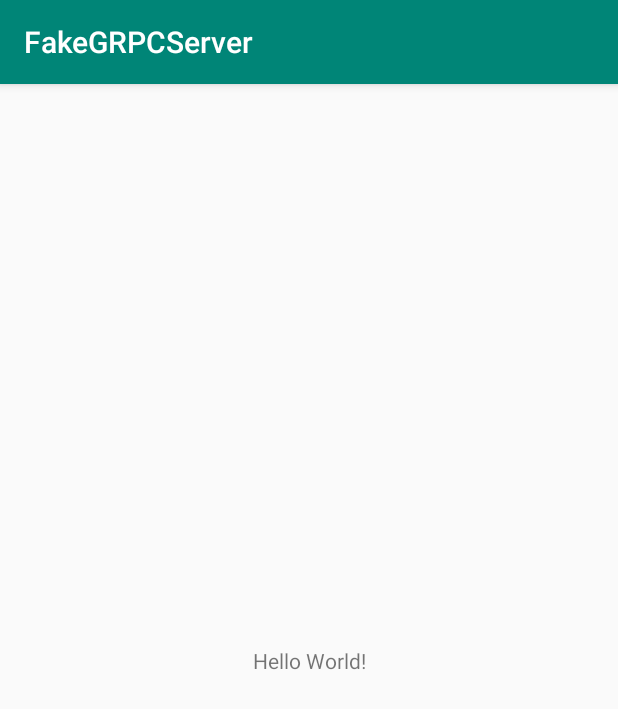
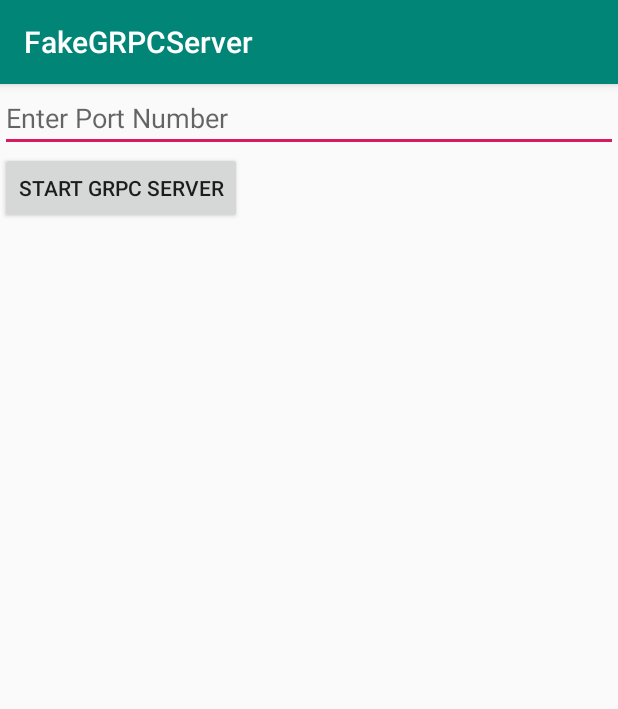
Before and after one commit to YoungwooJung/FakeGRPCServer, an Android app: the screen it shows after launch (MainActivity), on a phone screen of 412 x 824 dp. Shown: the top 709 px of the screen. Run offline under Robolectric (Android 15) with nearby library versions, the phone set to English and light mode, and no system bars.

```diff
--- a/app/build.gradle
+++ b/app/build.gradle
@@ -16,6 +16,11 @@ android {
             minifyEnabled false
             proguardFiles getDefaultProguardFile('proguard-android-optimize.txt'), 'proguard-rules.pro'
         }
+    }
+
+    packagingOptions {
+        exclude 'META-INF/INDEX.LIST'
+        exclude 'META-INF/io.netty.versions.properties'
     }
 }
 
@@ -48,5 +53,6 @@ dependencies {
     implementation 'io.grpc:grpc-okhttp:1.20.0' // CURRENT_GRPC_VERSION
     implementation 'io.grpc:grpc-protobuf-lite:1.20.0' // CURRENT_GRPC_VERSION
     implementation 'io.grpc:grpc-stub:1.20.0' // CURRENT_GRPC_VERSION
+    implementation 'io.grpc:grpc-netty:1.20.0'
     implementation 'javax.annotation:javax.annotation-api:1.2'
 }
--- a/app/src/main/java/com/tomjung/fakegrpcserver/MainActivity.java
+++ b/app/src/main/java/com/tomjung/fakegrpcserver/MainActivity.java
@@ -1,13 +1,33 @@
 package com.tomjung.fakegrpcserver;
 
+import android.content.Intent;
+import android.os.Bundle;
 import android.support.v7.app.AppCompatActivity;
-import android.os.Bundle;
+import android.view.View;
+import android.widget.Button;
+import android.widget.EditText;
 
 public class MainActivity extends AppCompatActivity {
 
+    private EditText portEdit;
     @Override
     protected void onCreate(Bundle savedInstanceState) {
         super.onCreate(savedInstanceState);
         setContentView(R.layout.activity_main);
+
+        portEdit = findViewById(R.id.port_edit_text);
+        Button startgRPCServerBtn = findViewById(R.id.start_service);
+        startgRPCServerBtn.setOnClickListener(new View.OnClickListener() {
+            @Override
+            public void onClick(View v) {
+                Intent gRPCService = new Intent(getApplicationContext(), ServerService.class);
+                stopService(gRPCService);
+
+                gRPCService.putExtra("port", Integer.parseInt(portEdit.getText().toString()));
+                startService(gRPCService);
+
+                finish();
+            }
+        });
     }
 }
--- a/app/src/main/res/layout/activity_main.xml
+++ b/app/src/main/res/layout/activity_main.xml
@@ -6,13 +6,26 @@
     android:layout_height="match_parent"
     tools:context=".MainActivity">
 
-    <TextView
-        android:layout_width="wrap_content"
-        android:layout_height="wrap_content"
-        android:text="Hello World!"
-        app:layout_constraintBottom_toBottomOf="parent"
-        app:layout_constraintLeft_toLeftOf="parent"
-        app:layout_constraintRight_toRightOf="parent"
-        app:layout_constraintTop_toTopOf="parent" />
+    <LinearLayout
+        android:layout_width="match_parent"
+        android:layout_height="match_parent"
+        android:orientation="vertical"
+        app:layout_constraintTop_toTopOf="parent">
+
+        <EditText
+            android:id="@+id/port_edit_text"
+            android:layout_width="match_parent"
+            android:layout_height="wrap_content"
+            android:hint="Enter Port Number"
+            android:inputType="numberDecimal" />
+
+        <Button
+            android:id="@+id/start_service"
+            android:layout_width="wrap_content"
+            android:layout_height="wrap_content"
+            android:text="Start gRPC Server" />
+
+    </LinearLayout>
+
 
 </android.support.constraint.ConstraintLayout>
```
Also changed, not shown: app/src/main/AndroidManifest.xml (+14 -4 lines), app/src/main/java/com/tomjung/fakegrpcserver/GRPCServer.java (+56 -1 lines), app/src/main/java/com/tomjung/fakegrpcserver/Receiver.java (added, +26 -0 lines), app/src/main/java/com/tomjung/fakegrpcserver/ServerService.java (+34 -1 lines), 1 other file.
